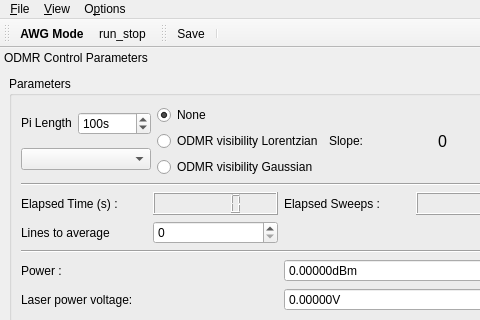
First picture: the form in gui/podmr/ui_odmrgui.ui, repository sriharijayaram5/qudi, before the edit; both pictures show x 0 to 480 and y 0 to 320 of the 820 by 500 pixel window.
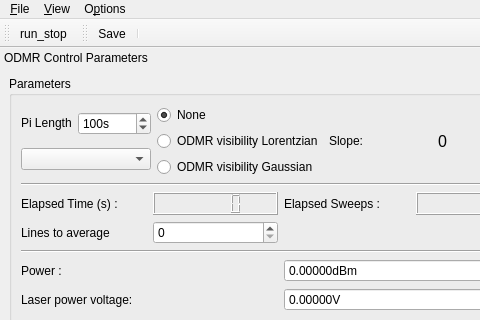
Second picture: the form after the edit. Icons and pictures are not drawn. Custom widgets are drawn as their Qt base class.

Commit message: Changed AFM Tracking Mode, PODMR and CW ODMR to work with AWG as master, sweeping the frequency with AWG. Additional optimization and quality of live changes.

```diff
--- a/gui/podmr/ui_odmrgui.ui
+++ b/gui/podmr/ui_odmrgui.ui
@@ -104,7 +104,6 @@
    <attribute name="toolBarBreak">
     <bool>false</bool>
    </attribute>
-   <addaction name="actionAWG_Mode"/>
    <addaction name="action_run_stop"/>
   </widget>
   <widget class="QDockWidget" name="odmr_control_DockWidget">
@@ -696,23 +695,6 @@
     <string>toggle microwave CW output</string>
    </property>
   </action>
-  <action name="actionAWG_Mode">
-   <property name="checkable">
-    <bool>true</bool>
-   </property>
-   <property name="text">
-    <string>AWG Mode</string>
-   </property>
-   <property name="toolTip">
-    <string>AWG Mode. Allows measurement using preloaded sequence on AWG. Non-AWG mode requires passthrough of MW CW (afmlogic.run_IQ_...)</string>
-   </property>
-   <property name="font">
-    <font>
-     <weight>75</weight>
-     <bold>true</bold>
-    </font>
-   </property>
-  </action>
  </widget>
  <customwidgets>
   <customwidget>
```
The commit also changes 25 other files.
